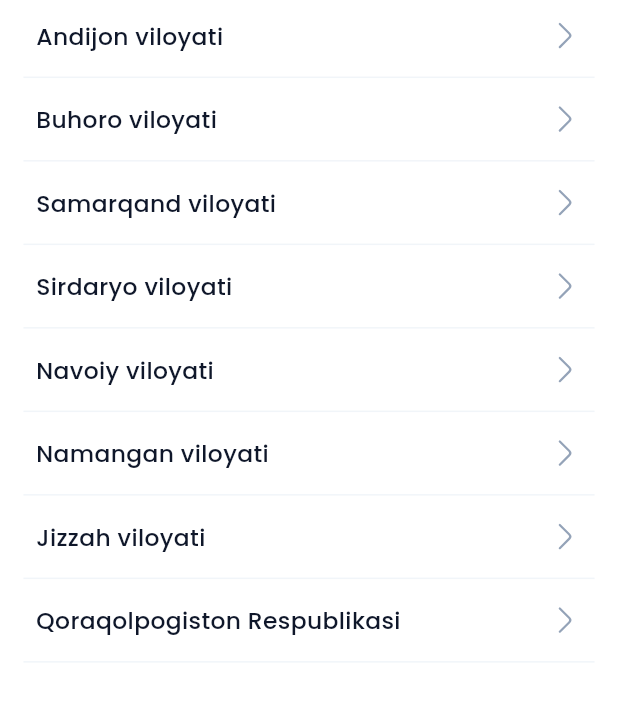
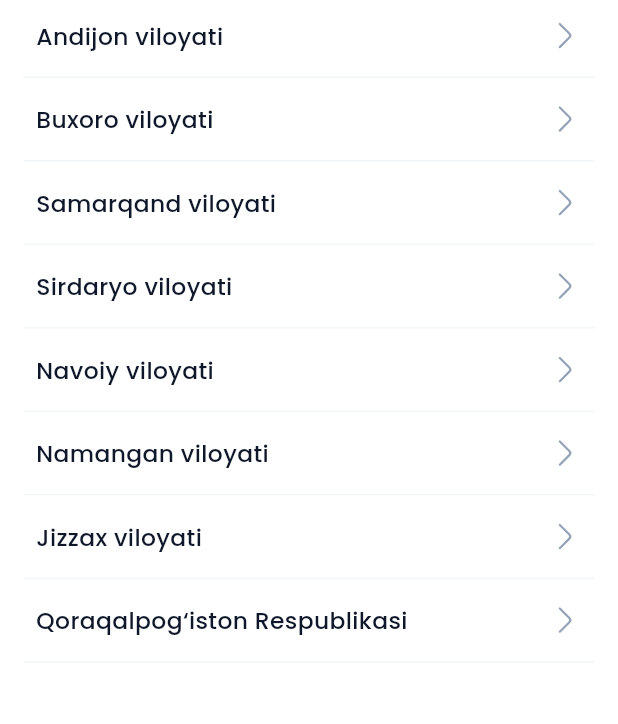
Before and after one commit to devituz/autoway-mobile, a Flutter app: the IntercityRegionPickPage screen opened by its route, on a phone screen of 412 x 824 dp. Shown: the part 294-1018 px from the top of the screen. Run offline on Flutter 3.47's test engine with Material 3 defaults, Android fonts, the phone set to English and light mode, and no system bars; our stand-ins replace auto_route, dio, easy_localization, flutter_bloc, flutter_screenutil, flutter_svg and 5 more; accounts and stored records are empty.

Commit message:
fix(intercity): Qayerdan/Qayerga open the correct picker; fix region names
- OrderDetails route points now pass toDestination so the destination tap
  opens a "Qayerga"-titled picker instead of reusing the "Qayerdan" one
- region row forwards its name to the district picker (regionName)
- correct Uzbek region spellings: Buxoro, Jizzax, Qoraqalpog'iston
- add intercity.addr_to_title (uz/ru/en)

Co-Authored-By: Claude Opus 4.8 (1M context) <noreply@anthropic.com>

```diff
--- a/assets/translations/en.json
+++ b/assets/translations/en.json
@@ -289,7 +289,8 @@
     "rate_reason_other": "Other reason",
     "rate_comment_hint": "Leave your feedback:",
     "rate_dispute": "Dispute",
-    "rate_save": "Save"
+    "rate_save": "Save",
+    "addr_to_title": "To"
   },
   "order": {
     "tab_active": "Active",
--- a/assets/translations/ru.json
+++ b/assets/translations/ru.json
@@ -289,7 +289,8 @@
     "rate_reason_other": "Другая причина",
     "rate_comment_hint": "Оставьте отзыв:",
     "rate_dispute": "Подать жалобу",
-    "rate_save": "Сохранить"
+    "rate_save": "Сохранить",
+    "addr_to_title": "Куда"
   },
   "order": {
     "tab_active": "Активные",
--- a/assets/translations/uz.json
+++ b/assets/translations/uz.json
@@ -289,7 +289,8 @@
     "rate_reason_other": "Boshqa sabab",
     "rate_comment_hint": "Fikringizni qoldiring:",
     "rate_dispute": "Etiroz bildirish",
-    "rate_save": "Saqlash"
+    "rate_save": "Saqlash",
+    "addr_to_title": "Qayerga"
   },
   "order": {
     "tab_active": "Aktiv",
--- a/lib/features/client/intercity/presentation/pages/intercity_region_pick_page.dart
+++ b/lib/features/client/intercity/presentation/pages/intercity_region_pick_page.dart
@@ -15,29 +15,37 @@ import '../widgets/intercity_place_search_scaffold.dart';
 /// list ([IntercityDistrictPickPage]).
 @RoutePage()
 class IntercityRegionPickPage extends StatelessWidget {
-  const IntercityRegionPickPage({super.key});
+  /// Whether this picker selects the destination ("Qayerga") instead of the
+  /// departure ("Qayerdan"). Drives the title and is forwarded to the district
+  /// picker so the whole branch stays consistent.
+  final bool toDestination;
+
+  const IntercityRegionPickPage({super.key, this.toDestination = false});
 
   static const List<String> _regions = [
     'Toshkent shahri',
     'Andijon viloyati',
-    'Buhoro viloyati',
+    'Buxoro viloyati',
     'Samarqand viloyati',
     'Sirdaryo viloyati',
     'Navoiy viloyati',
     'Namangan viloyati',
-    'Jizzah viloyati',
-    'Qoraqolpogiston Respublikasi',
+    'Jizzax viloyati',
+    'Qoraqalpog‘iston Respublikasi',
   ];
 
   @override
   Widget build(BuildContext context) {
     return IntercityPlaceSearchScaffold(
-      title: 'intercity.addr_from_title'.tr(),
+      title:
+          (toDestination ? 'intercity.addr_to_title' : 'intercity.addr_from_title')
+              .tr(),
       items: [
         for (final region in _regions)
           _RegionRow(
             label: region,
-            onTap: () => context.router.push(IntercityDistrictPickRoute()),
+            onTap: () => context.router
+                .push(IntercityDistrictPickRoute(regionName: region)),
           ),
       ],
     );
```
Also changed, not shown: lib/features/client/intercity/presentation/pages/intercity_order_details_page.dart (+6 -2 lines), lib/core/router/app_router.gr.dart.
